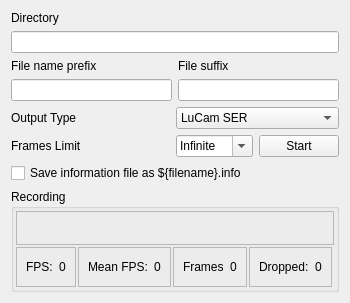
Old version of the form src/widgets/recordingpanel.ui in the repository GuLinux/PlanetaryImager.
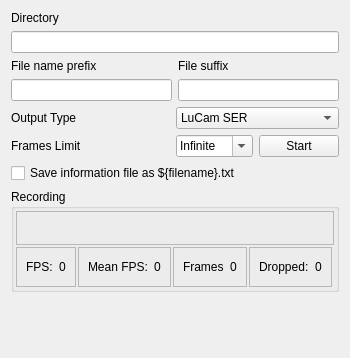
New version of the form.

What changed in the file:
```diff
--- a/src/widgets/recordingpanel.ui
+++ b/src/widgets/recordingpanel.ui
@@ -6,8 +6,8 @@
    <rect>
     <x>0</x>
     <y>0</y>
-    <width>329</width>
-    <height>293</height>
+    <width>346</width>
+    <height>358</height>
    </rect>
   </property>
   <layout class="QGridLayout" name="gridLayout_2">
@@ -340,7 +340,7 @@
    <item row="5" column="0" colspan="4">
     <widget class="QCheckBox" name="save_info_file">
      <property name="text">
-      <string>Save information file as ${filename}.info</string>
+      <string>Save information file as ${filename}.txt</string>
      </property>
     </widget>
    </item>
```
